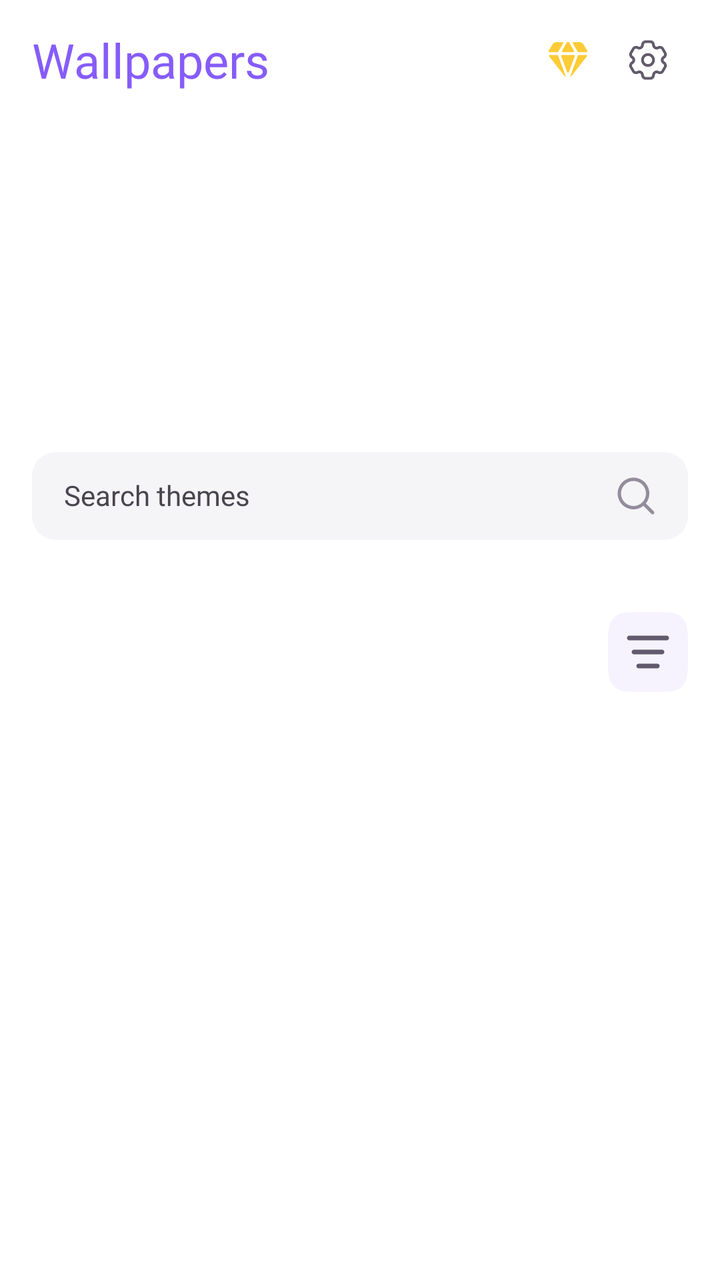
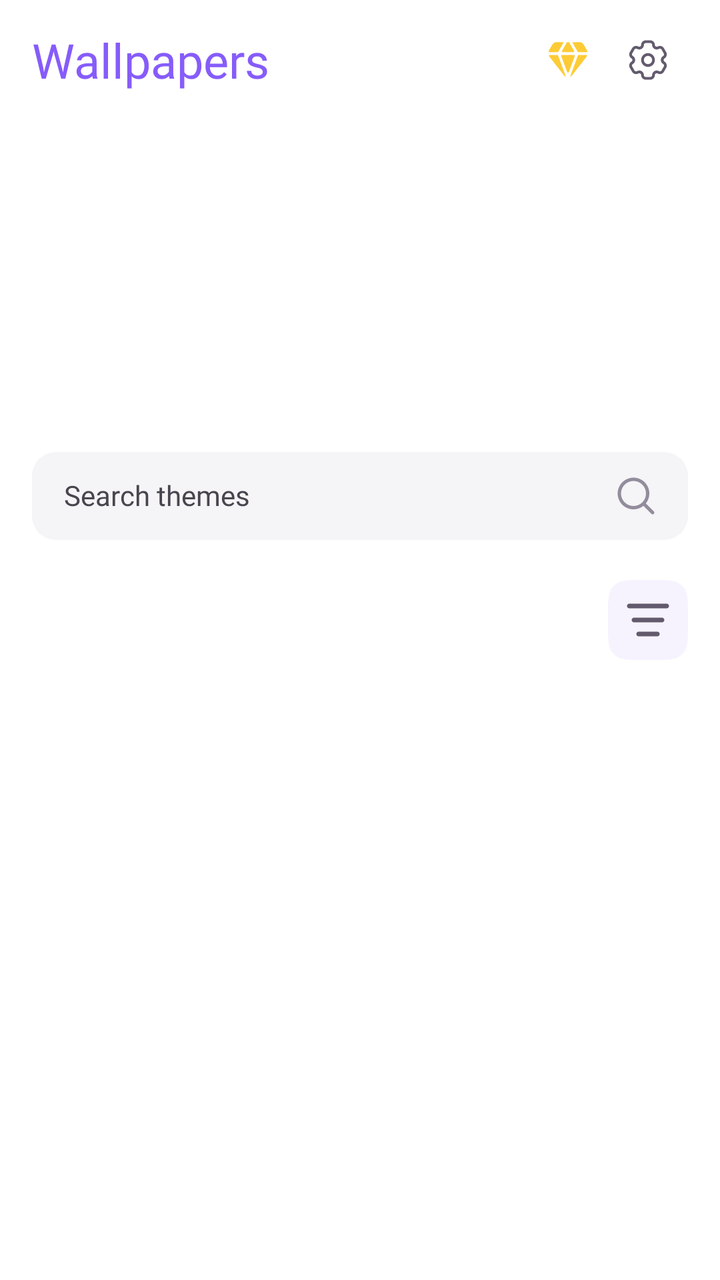

The first picture is an Android layout as it rendered before a commit; the second is the same layout after the commit. The layout source and the unified diff follow.
<!-- AndroidManifest.xml: application theme Theme.ThemeWallpaper -->
<!-- res/layout/fragment_theme.xml -->
<?xml version="1.0" encoding="utf-8"?>
<androidx.constraintlayout.widget.ConstraintLayout xmlns:android="http://schemas.android.com/apk/res/android"
    xmlns:app="http://schemas.android.com/apk/res-auto"
    xmlns:tools="http://schemas.android.com/tools"
    android:layout_width="match_parent"
    android:layout_height="match_parent"
    android:background="@color/white"
    android:clipChildren="true"
    tools:context=".ui.home.fragment.theme.ThemeFragment">

    <include
        android:id="@+id/toolbar"
        layout="@layout/view_tool_bar"
        android:layout_width="match_parent"
        android:layout_height="wrap_content"
        app:layout_constraintTop_toTopOf="parent" />

    <androidx.coordinatorlayout.widget.CoordinatorLayout
        android:id="@+id/coordinator"
        android:layout_width="match_parent"
        android:layout_height="0dp"
        android:background="@color/white"
        android:clipChildren="true"
        app:layout_constraintBottom_toBottomOf="parent"
        app:layout_constraintTop_toBottomOf="@id/toolbar">

        <com.google.android.material.appbar.AppBarLayout
            android:id="@+id/appBar"
            android:layout_width="match_parent"
            android:layout_height="wrap_content"
            android:background="@color/white"
            android:clipChildren="true"
            android:elevation="0dp"
            android:stateListAnimator="@null"
            app:backgroundTint="@color/white"
            app:liftOnScroll="false"
            app:liftOnScrollColor="@color/white">

            <FrameLayout
                android:id="@+id/bannerContainer"
                android:layout_width="match_parent"
                android:layout_height="150dp"
                android:clipChildren="true"
                app:layout_scrollFlags="scroll|exitUntilCollapsed|snap"
                app:layout_scrollInterpolator="@android:interpolator/fast_out_slow_in">

                <androidx.viewpager2.widget.ViewPager2
                    android:id="@+id/vpBanner"
                    android:layout_width="match_parent"
                    android:layout_height="match_parent"
                    android:clipChildren="false"
                    android:clipToPadding="false" />

                <com.wavez.themewallpaper.ui.customview.ServerLoadingView
                    android:id="@+id/viewLoadingBanner"
                    android:layout_width="match_parent"
                    android:layout_height="match_parent"
                    android:background="@color/white"
                    android:visibility="gone" />

                <LinearLayout
                    android:id="@+id/viewErrorBanner"
                    android:layout_width="match_parent"
                    android:layout_height="match_parent"
                    android:background="@color/white"
                    android:gravity="center"
                    android:orientation="vertical"
                    android:visibility="gone">

                    <androidx.appcompat.widget.AppCompatImageView
                        android:id="@+id/ivIcon"
                        android:layout_width="24dp"
                        android:layout_height="24dp"
                        android:src="@drawable/ic_server_error" />

                    <androidx.appcompat.widget.AppCompatTextView
                        android:id="@+id/tvTitle"
                        style="@style/NunitoBold.14"
                        android:layout_width="match_parent"
                        android:layout_height="wrap_content"
                        android:layout_marginTop="8dp"
                        android:gravity="center"
                        android:text="@string/could_not_load_content"
                        android:textColor="@color/text_high_em" />

                    <androidx.appcompat.widget.AppCompatTextView
                        android:id="@+id/tvMessage"
                        style="@style/NunitoMedium.12"
                        android:layout_width="match_parent"
                        android:layout_height="wrap_content"
                        android:layout_marginTop="4dp"
                        android:gravity="center"
                        android:text="@string/server_error_message"
                        android:textColor="@color/text_med_em" />

                    <androidx.appcompat.widget.AppCompatTextView
                        android:id="@+id/btnRetry"
                        style="@style/NunitoBold.14"
                        android:layout_width="wrap_content"
                        android:layout_height="32dp"
                        android:layout_marginHorizontal="34dp"
                        android:layout_marginTop="14dp"
                        android:background="@drawable/bg_button_1"
                        android:gravity="center"
                        android:paddingHorizontal="16dp"
                        android:text="@string/try_again"
                        android:textColor="@color/white" />
                </LinearLayout>

            </FrameLayout>

            <androidx.appcompat.widget.AppCompatTextView
                android:id="@+id/edSearch"
                style="@style/CustomSearchView"
                android:layout_width="match_parent"
                android:layout_height="wrap_content"
                android:layout_margin="16dp"
                android:text="@string/search_themes" />

            <LinearLayout
                android:id="@+id/viewTab"
                android:layout_width="match_parent"
                android:layout_height="wrap_content"
                android:layout_marginHorizontal="16dp"
                android:layout_marginTop="16dp"
                android:gravity="center"
                android:orientation="horizontal">

                <com.google.android.material.tabs.TabLayout
                    android:id="@+id/tabCategory"
                    android:layout_width="0dp"
                    android:layout_height="wrap_content"
                    android:layout_marginEnd="8dp"
                    android:layout_weight="1"
                    android:background="@color/transparent"
                    app:tabIndicatorHeight="0dp"
                    app:tabMode="scrollable"
                    app:tabPaddingBottom="0dp"
                    app:tabPaddingEnd="8dp"
                    app:tabPaddingStart="0dp"
                    app:tabPaddingTop="0dp"
                    app:tabRippleColor="@null" />

                <androidx.appcompat.widget.AppCompatImageView
                    android:id="@+id/btnMoreCategory"
                    android:layout_width="wrap_content"
                    android:layout_height="wrap_content"
                    android:background="?selectableItemBackground"
                    android:src="@drawable/ic_more_category" />

            </LinearLayout>

        </com.google.android.material.appbar.AppBarLayout>

        <FrameLayout
            android:layout_width="match_parent"
            android:layout_height="match_parent"
            app:layout_behavior="@string/appbar_scrolling_view_behavior">

            <androidx.viewpager2.widget.ViewPager2
                android:id="@+id/vpTheme"
                android:layout_width="match_parent"
                android:layout_height="match_parent" />

            <com.wavez.themewallpaper.ui.customview.ServerErrorView
                android:id="@+id/viewError"
                android:layout_width="match_parent"
                android:layout_height="match_parent"
                android:background="@color/white"
                android:visibility="gone" />

            <com.wavez.themewallpaper.ui.customview.ServerLoadingView
                android:id="@+id/viewLoading"
                android:layout_width="match_parent"
                android:layout_height="match_parent"
                android:background="@color/white"
                android:visibility="gone" />

        </FrameLayout>

    </androidx.coordinatorlayout.widget.CoordinatorLayout>

</androidx.constraintlayout.widget.ConstraintLayout>
<!-- res/layout/view_tool_bar.xml (included above) -->
<?xml version="1.0" encoding="utf-8"?>
<LinearLayout xmlns:android="http://schemas.android.com/apk/res/android"
    android:layout_width="match_parent"
    android:layout_height="wrap_content"
    android:gravity="center"
    android:orientation="horizontal"
    android:paddingHorizontal="16dp"
    android:paddingVertical="10dp">

    <androidx.appcompat.widget.AppCompatTextView
        android:id="@+id/tvTitle"
        style="@style/NunitoExtraBold.24"
        android:layout_width="0dp"
        android:layout_height="wrap_content"
        android:layout_weight="1"
        android:ellipsize="end"
        android:maxLines="1"
        android:text="@string/wallpapers"
        android:textColor="@color/primary_high_em" />

    <androidx.appcompat.widget.AppCompatImageView
        android:id="@+id/btnPremium"
        android:layout_width="wrap_content"
        android:layout_height="wrap_content"
        android:background="?selectableItemBackground"
        android:src="@drawable/ic_premium" />

    <androidx.appcompat.widget.AppCompatImageView
        android:id="@+id/btnSetting"
        android:layout_width="wrap_content"
        android:layout_height="wrap_content"
        android:background="?selectableItemBackground"
        android:src="@drawable/ic_setting" />


</LinearLayout>
<!-- resources referenced by this layout -->
<resources>
  <color name="primary_high_em">#865CFA</color>
  <color name="text_high_em">#0D0A11</color>
  <color name="text_med_em">#635B6D</color>
  <color name="transparent">#00FFFFFF</color>
  <color name="white">#FFFFFFFF</color>
  <!-- drawable bg_button_1 (drawable) -->
  <?xml version="1.0" encoding="utf-8"?>
  <ripple android:color="@color/white" xmlns:android="http://schemas.android.com/apk/res/android">
  
      <item>
          <shape android:shape="rectangle">
              <solid android:color="@color/primary_med_em"/>
              <corners android:radius="@dimen/_100sdp"/>
          </shape>
      </item>
  </ripple>
  <string name="could_not_load_content">Could\'t load content</string>
  <string name="search_themes">Search themes</string>
  <string name="server_error_message">Something went wrong. Please try again!</string>
  <string name="try_again">Try Again</string>
  <string name="wallpapers">Wallpapers</string>
  <style name="CustomSearchView">
          <item name="android:background">@drawable/border_ed_search</item>
          <item name="android:drawableEnd">@drawable/ic_search</item>
          <item name="fontFamily">@font/nunito</item>
          <item name="android:paddingVertical">12dp</item>
          <item name="android:paddingHorizontal">16dp</item>
      </style>
  <style name="NunitoBold.14" parent="NunitoBold">
          <item name="android:textSize">14sp</item>
      </style>
  <style name="NunitoExtraBold.24" parent="NunitoExtraBold">
          <item name="android:textSize">24sp</item>
      </style>
  <style name="NunitoMedium.12" parent="NunitoMedium">
          <item name="android:textSize">12sp</item>
      </style>
  <style name="Theme.ThemeWallpaper" parent="Base.Theme.P67ControllerWidget" />
  <color name="primary_med_em">#865CFA</color>
  <dimen name="_100sdp">100dp</dimen>
  <!-- drawable border_ed_search (drawable) -->
  <?xml version="1.0" encoding="utf-8"?>
  <shape android:shape="rectangle" xmlns:android="http://schemas.android.com/apk/res/android">
      <corners android:radius="12dp"/>
      <solid android:color="@color/surface_2"/>
  </shape>
  <!-- drawable ic_search (drawable) -->
  <vector xmlns:android="http://schemas.android.com/apk/res/android"
      android:width="20dp"
      android:height="20dp"
      android:viewportWidth="20"
      android:viewportHeight="20">
      <group>
          <path
              android:fillColor="#FF938C9C"
              android:fillType="evenOdd"
              android:pathData="M13.73 14.9c-1.36 1.1-3.1 1.77-4.98 1.77-4.37 0-7.92-3.55-7.92-7.92s3.55-7.92 7.92-7.92 7.92 3.55 7.92 7.92c0 1.89-0.66 3.62-1.76 4.98l4.01 4.01c0.33 0.33 0.33 0.86 0 1.18-0.32 0.33-0.85 0.33-1.18 0l-4.01-4.01ZM2.5 8.76C2.5 5.3 5.3 2.5 8.75 2.5S15 5.3 15 8.75c0 1.68-0.66 3.2-1.74 4.32l-0.1 0.1-0.09 0.1C11.95 14.33 10.43 15 8.75 15 5.3 15 2.5 12.2 2.5 8.75Z"/>
      </group>
  </vector>
  <style name="NunitoBold" parent="NunitoBase">
          <item name="android:fontFamily">@font/nunito_bold</item>
          <item name="android:textStyle">bold</item>
      </style>
  <style name="NunitoExtraBold" parent="NunitoBase">
          <item name="android:fontFamily">@font/nunito_extra_bold</item>
      </style>
  <style name="NunitoMedium" parent="NunitoBase">
          <item name="android:fontFamily">@font/nunito_medium</item>
      </style>
  <style name="Base.Theme.P67ControllerWidget" parent="Theme.Material3.Light.NoActionBar">
          
          
          <item name="android:statusBarColor">@color/white</item>
          <item name="android:windowLightStatusBar">false</item>
          <item name="statusBarBackground">@color/white</item>
          <item name="android:windowOptOutEdgeToEdgeEnforcement" tools:targetApi="35">true</item>
  
      </style>
  <color name="surface_2">#F5F4F6</color>
  <style name="NunitoBase">
          <item name="android:fontFamily">@font/nunito</item>
      </style>
  <!-- unchanged entries left out for length: 4 -->
</resources>

<!-- the commit's change to res/layout/fragment_theme.xml (unified diff, before → after) -->
@@ -122,7 +122,6 @@
                 android:layout_width="match_parent"
                 android:layout_height="wrap_content"
                 android:layout_marginHorizontal="16dp"
-                android:layout_marginTop="16dp"
                 android:gravity="center"
                 android:orientation="horizontal">
 
